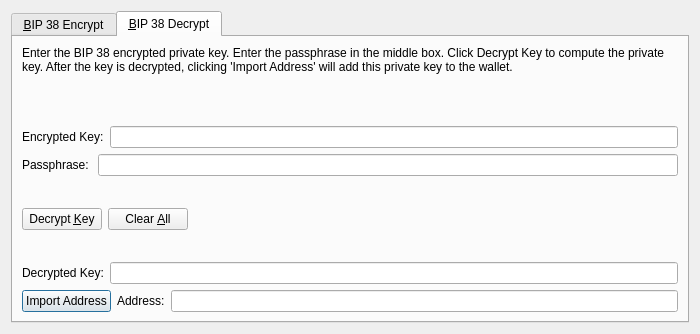
First picture: the form in src/qt/forms/bip38tooldialog.ui, repository admecoin/siePJ, before the edit.
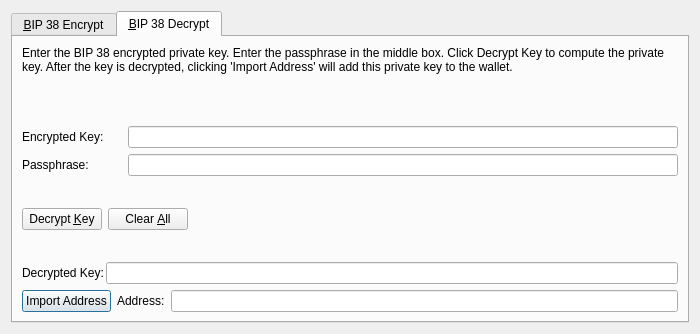
Second picture: the form after the edit. Icons and pictures are not drawn. Custom widgets are drawn as their Qt base class.

Patch:
```diff
--- a/src/qt/forms/bip38tooldialog.ui
+++ b/src/qt/forms/bip38tooldialog.ui
@@ -270,8 +270,17 @@
        </item>
        <item>
         <layout class="QHBoxLayout" name="horizontalLayout_3">
+         <property name="spacing">
+          <number>2</number>
+         </property>
          <item>
           <widget class="QLabel" name="label_2">
+           <property name="minimumSize">
+            <size>
+             <width>104</width>
+             <height>0</height>
+            </size>
+           </property>
            <property name="text">
             <string>Encrypted Key:</string>
            </property>
@@ -288,8 +297,17 @@
        </item>
        <item>
         <layout class="QHBoxLayout" name="horizontalLayout">
+         <property name="spacing">
+          <number>2</number>
+         </property>
          <item>
           <widget class="QLabel" name="label">
+           <property name="minimumSize">
+            <size>
+             <width>104</width>
+             <height>0</height>
+            </size>
+           </property>
            <property name="text">
             <string>Passphrase: </string>
            </property>
@@ -386,6 +404,9 @@
        </item>
        <item>
         <layout class="QHBoxLayout" name="horizontalLayout_2">
+         <property name="spacing">
+          <number>2</number>
+         </property>
          <item>
           <widget class="QLabel" name="label_3">
            <property name="text">
```
Left out of the diff: 45 changed lines with no effect on the pictures.
